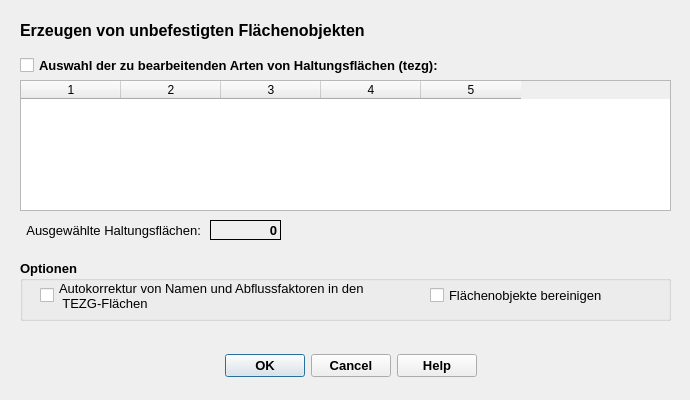
This is qkan/createunbeffl/application_dialog_base.ui in SonkeHoffmann/QKan-1 as Qt 5 draws it before an edit. The edited form follows.
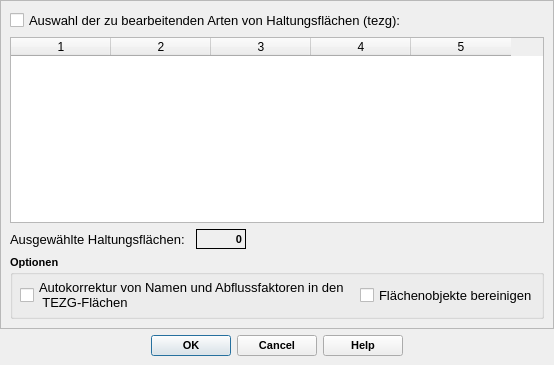
This is the edited form. Icons and pictures are not drawn.

Diff of the .ui file:
```diff
--- a/qkan/createunbeffl/application_dialog_base.ui
+++ b/qkan/createunbeffl/application_dialog_base.ui
@@ -6,62 +6,67 @@
    <rect>
     <x>0</x>
     <y>0</y>
-    <width>690</width>
-    <height>400</height>
+    <width>554</width>
+    <height>365</height>
    </rect>
   </property>
   <property name="minimumSize">
    <size>
-    <width>690</width>
-    <height>400</height>
+    <width>250</width>
+    <height>150</height>
    </size>
   </property>
   <property name="windowTitle">
    <string>Erzeugen von unbefestigten Flächen</string>
   </property>
-  <property name="windowIcon">
-   <iconset>
-    <normaloff>../QKan.png</normaloff>../QKan.png</iconset>
-  </property>
-  <widget class="QDialogButtonBox" name="button_box">
+  <layout class="QVBoxLayout" name="verticalLayout">
+   <property name="leftMargin">
+    <number>0</number>
+   </property>
+   <property name="topMargin">
+    <number>0</number>
+   </property>
+   <property name="rightMargin">
+    <number>0</number>
+   </property>
+   <property name="bottomMargin">
+    <number>9</number>
+   </property>
+   <item>
+    <widget class="QScrollArea" name="scrollArea">
+     <property name="widgetResizable">
+      <bool>true</bool>
+     </property>
+     <widget class="QWidget" name="scrollAreaWidgetContents">
    <property name="geometry">
     <rect>
-     <x>210</x>
-     <y>350</y>
-     <width>281</width>
-     <height>32</height>
-    </rect>
-   </property>
+        <x>0</x>
+        <y>0</y>
+        <width>552</width>
+        <height>325</height>
+       </rect>
+      </property>
+      <layout class="QVBoxLayout" name="verticalLayout_2">
+       <item>
+        <widget class="QCheckBox" name="cb_selectedTgbs">
    <property name="font">
     <font>
      <family>Tahoma</family>
      <pointsize>10</pointsize>
-     <weight>75</weight>
-     <bold>true</bold>
-    </font>
-   </property>
-   <property name="toolTip">
-    <string>&lt;html&gt;&lt;head/&gt;&lt;body&gt;&lt;p&gt;Bearbeitung starten ...&lt;/p&gt;&lt;/body&gt;&lt;/html&gt;</string>
-   </property>
-   <property name="orientation">
-    <enum>Qt::Horizontal</enum>
-   </property>
-   <property name="standardButtons">
-    <set>QDialogButtonBox::Cancel|QDialogButtonBox::Help|QDialogButtonBox::Ok</set>
-   </property>
-   <property name="centerButtons">
-    <bool>true</bool>
-   </property>
-  </widget>
+           <weight>50</weight>
+           <bold>false</bold>
+          </font>
+         </property>
+         <property name="layoutDirection">
+          <enum>Qt::LeftToRight</enum>
+         </property>
+         <property name="text">
+          <string>Auswahl der zu bearbeitenden Arten von Haltungsflächen (tezg):</string>
+         </property>
+        </widget>
+       </item>
+       <item>
   <widget class="QTableWidget" name="tw_selAbflparamTeilgeb">
-   <property name="geometry">
-    <rect>
-     <x>20</x>
-     <y>80</y>
-     <width>651</width>
-     <height>131</height>
-    </rect>
-   </property>
    <property name="toolTip">
     <string>&lt;html&gt;&lt;head/&gt;&lt;body&gt;&lt;p&gt;Auswahl Haltungsflächenarten. Strg + Klick ändert Auswahlstatus, Shift + Klick erweitert Auswahlbereich&lt;/p&gt;&lt;/body&gt;&lt;/html&gt;</string>
    </property>
@@ -80,46 +85,104 @@
    <column/>
    <column/>
   </widget>
-  <widget class="QLabel" name="label_4">
-   <property name="geometry">
-    <rect>
-     <x>20</x>
-     <y>10</y>
-     <width>421</width>
-     <height>41</height>
-    </rect>
+       </item>
+       <item>
+        <layout class="QHBoxLayout" name="horizontalLayout" stretch="0,0,0">
+         <property name="spacing">
+          <number>6</number>
+         </property>
+         <property name="sizeConstraint">
+          <enum>QLayout::SetDefaultConstraint</enum>
+         </property>
+         <property name="leftMargin">
+          <number>0</number>
+         </property>
+         <item>
+          <widget class="QLabel" name="label_10">
+           <property name="minimumSize">
+            <size>
+             <width>180</width>
+             <height>0</height>
+            </size>
    </property>
    <property name="font">
     <font>
      <family>Tahoma</family>
-     <pointsize>12</pointsize>
+             <pointsize>10</pointsize>
+             <weight>50</weight>
+             <bold>false</bold>
+            </font>
+           </property>
+           <property name="toolTip">
+            <string extracomment="Anzahl der abhängig von den Filteroptionen zu berücksichtigenden Flächen (mit und ohne Verschneidung)"/>
+           </property>
+           <property name="statusTip">
+            <string extracomment="Anzahl der abhängig von den Filteroptionen zu berücksichtigenden Flächen (mit und ohne Verschneidung)"/>
+           </property>
+           <property name="text">
+            <string>Ausgewählte Haltungsflächen:</string>
+           </property>
+          </widget>
+         </item>
+         <item>
+          <widget class="QLabel" name="lf_anzahl_tezg">
+           <property name="minimumSize">
+            <size>
+             <width>50</width>
+             <height>20</height>
+            </size>
+           </property>
+           <property name="font">
+            <font>
+             <pointsize>8</pointsize>
      <weight>75</weight>
      <bold>true</bold>
     </font>
    </property>
+           <property name="toolTip">
+            <string extracomment="Anzahl der abhängig von den Filteroptionen zu berücksichtigenden ganzen Flächen"/>
+           </property>
+           <property name="statusTip">
+            <string extracomment="Anzahl der abhängig von den Filteroptionen zu berücksichtigenden ganzen Flächen"/>
+           </property>
+           <property name="frameShape">
+            <enum>QFrame::Panel</enum>
+           </property>
    <property name="text">
-    <string>Erzeugen von unbefestigten Flächenobjekten</string>
-   </property>
-   <property name="textFormat">
-    <enum>Qt::RichText</enum>
-   </property>
-   <property name="wordWrap">
-    <bool>true</bool>
-   </property>
-  </widget>
+            <string>0</string>
+           </property>
+           <property name="alignment">
+            <set>Qt::AlignRight|Qt::AlignTrailing|Qt::AlignVCenter</set>
+           </property>
+          </widget>
+         </item>
+         <item>
+          <spacer name="horizontalSpacer">
+           <property name="orientation">
+            <enum>Qt::Horizontal</enum>
+           </property>
+           <property name="sizeHint" stdset="0">
+            <size>
+             <width>40</width>
+             <height>20</height>
+            </size>
+           </property>
+          </spacer>
+         </item>
+        </layout>
+       </item>
+       <item>
   <widget class="QGroupBox" name="groupBox">
-   <property name="geometry">
-    <rect>
-     <x>20</x>
-     <y>260</y>
-     <width>651</width>
-     <height>61</height>
-    </rect>
+         <property name="minimumSize">
+          <size>
+           <width>0</width>
+           <height>64</height>
+          </size>
    </property>
    <property name="font">
     <font>
      <family>Tahoma</family>
-     <pointsize>10</pointsize>
+           <pointsize>8</pointsize>
      <weight>75</weight>
      <bold>true</bold>
     </font>
@@ -127,15 +190,21 @@
    <property name="title">
     <string>Optionen</string>
    </property>
+         <widget class="QWidget" name="horizontalLayoutWidget_2">
+          <property name="geometry">
+           <rect>
+            <x>10</x>
+            <y>20</y>
+            <width>631</width>
+            <height>41</height>
+           </rect>
+          </property>
+          <layout class="QHBoxLayout" name="horizontalLayout_2">
+           <property name="spacing">
+            <number>10</number>
+           </property>
+           <item>
    <widget class="QCheckBox" name="cb_autokorrektur">
-    <property name="geometry">
-     <rect>
-      <x>20</x>
-      <y>20</y>
-      <width>381</width>
-      <height>31</height>
-     </rect>
-    </property>
     <property name="font">
      <font>
       <family>Tahoma</family>
@@ -155,15 +224,9 @@
  TEZG-Flächen</string>
     </property>
    </widget>
+           </item>
+           <item>
    <widget class="QCheckBox" name="cb_geomMakeValid">
-    <property name="geometry">
-     <rect>
-      <x>410</x>
-      <y>20</y>
-      <width>191</width>
-      <height>30</height>
-     </rect>
-    </property>
     <property name="font">
      <font>
       <family>Tahoma</family>
@@ -185,93 +248,40 @@
      <string>Flächenobjekte bereinigen</string>
     </property>
    </widget>
-  </widget>
-  <widget class="QCheckBox" name="cb_selectedTgbs">
-   <property name="geometry">
-    <rect>
-     <x>20</x>
-     <y>50</y>
-     <width>481</width>
-     <height>31</height>
-    </rect>
-   </property>
+           </item>
+          </layout>
+         </widget>
+        </widget>
+       </item>
+      </layout>
+     </widget>
+    </widget>
+   </item>
+   <item>
+    <widget class="QDialogButtonBox" name="button_box">
    <property name="font">
     <font>
      <family>Tahoma</family>
-     <pointsize>10</pointsize>
+       <pointsize>8</pointsize>
      <weight>75</weight>
      <bold>true</bold>
     </font>
    </property>
-   <property name="layoutDirection">
-    <enum>Qt::LeftToRight</enum>
-   </property>
-   <property name="text">
-    <string>Auswahl der zu bearbeitenden Arten von Haltungsflächen (tezg):</string>
-   </property>
-  </widget>
-  <widget class="QLabel" name="lf_anzahl_tezg">
-   <property name="geometry">
-    <rect>
-     <x>210</x>
-     <y>220</y>
-     <width>71</width>
-     <height>20</height>
-    </rect>
-   </property>
-   <property name="font">
-    <font>
-     <pointsize>10</pointsize>
-     <weight>75</weight>
-     <bold>true</bold>
-    </font>
-   </property>
    <property name="toolTip">
-    <string extracomment="Anzahl der abhängig von den Filteroptionen zu berücksichtigenden ganzen Flächen"/>
-   </property>
-   <property name="statusTip">
-    <string extracomment="Anzahl der abhängig von den Filteroptionen zu berücksichtigenden ganzen Flächen"/>
-   </property>
-   <property name="frameShape">
-    <enum>QFrame::Panel</enum>
-   </property>
-   <property name="text">
-    <string>0</string>
-   </property>
-   <property name="alignment">
-    <set>Qt::AlignRight|Qt::AlignTrailing|Qt::AlignVCenter</set>
-   </property>
-  </widget>
-  <widget class="QLabel" name="label_10">
-   <property name="geometry">
-    <rect>
-     <x>20</x>
-     <y>220</y>
-     <width>181</width>
-     <height>20</height>
-    </rect>
-   </property>
-   <property name="font">
-    <font>
-     <family>Tahoma</family>
-     <pointsize>10</pointsize>
-     <weight>50</weight>
-     <bold>false</bold>
-    </font>
-   </property>
-   <property name="toolTip">
-    <string extracomment="Anzahl der abhängig von den Filteroptionen zu berücksichtigenden Flächen (mit und ohne Verschneidung)"/>
-   </property>
-   <property name="statusTip">
-    <string extracomment="Anzahl der abhängig von den Filteroptionen zu berücksichtigenden Flächen (mit und ohne Verschneidung)"/>
-   </property>
-   <property name="text">
-    <string>Ausgewählte Haltungsflächen:</string>
-   </property>
-   <property name="alignment">
-    <set>Qt::AlignRight|Qt::AlignTrailing|Qt::AlignVCenter</set>
-   </property>
-  </widget>
+      <string>&lt;html&gt;&lt;head/&gt;&lt;body&gt;&lt;p&gt;Bearbeitung starten ...&lt;/p&gt;&lt;/body&gt;&lt;/html&gt;</string>
+     </property>
+     <property name="orientation">
+      <enum>Qt::Horizontal</enum>
+     </property>
+     <property name="standardButtons">
+      <set>QDialogButtonBox::Cancel|QDialogButtonBox::Help|QDialogButtonBox::Ok</set>
+     </property>
+     <property name="centerButtons">
+      <bool>true</bool>
+     </property>
+    </widget>
+   </item>
+  </layout>
  </widget>
  <resources/>
  <connections>
```
Left out of the diff: 2 changed lines with no effect on the pictures. Lines whose indentation alone changed are shown as unchanged.
